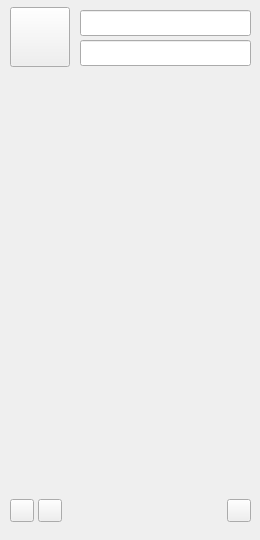
The window that ui/FxMainWindow.ui (libfetion/libfetion-gui-dev) describes before a commit, drawn with Qt 5.
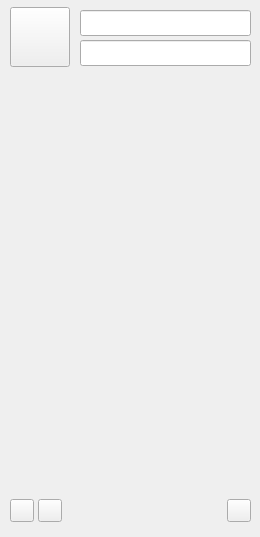
The same window after the commit.

Commit message: add btn slot in main window

Patch:
```diff
--- a/ui/FxMainWindow.ui
+++ b/ui/FxMainWindow.ui
@@ -7,7 +7,7 @@
     <x>0</x>
     <y>0</y>
     <width>260</width>
-    <height>540</height>
+    <height>537</height>
    </rect>
   </property>
   <property name="windowTitle">
```
Left out of the diff: 64 changed lines with no effect on the pictures. The commit also changes 2 other files.
